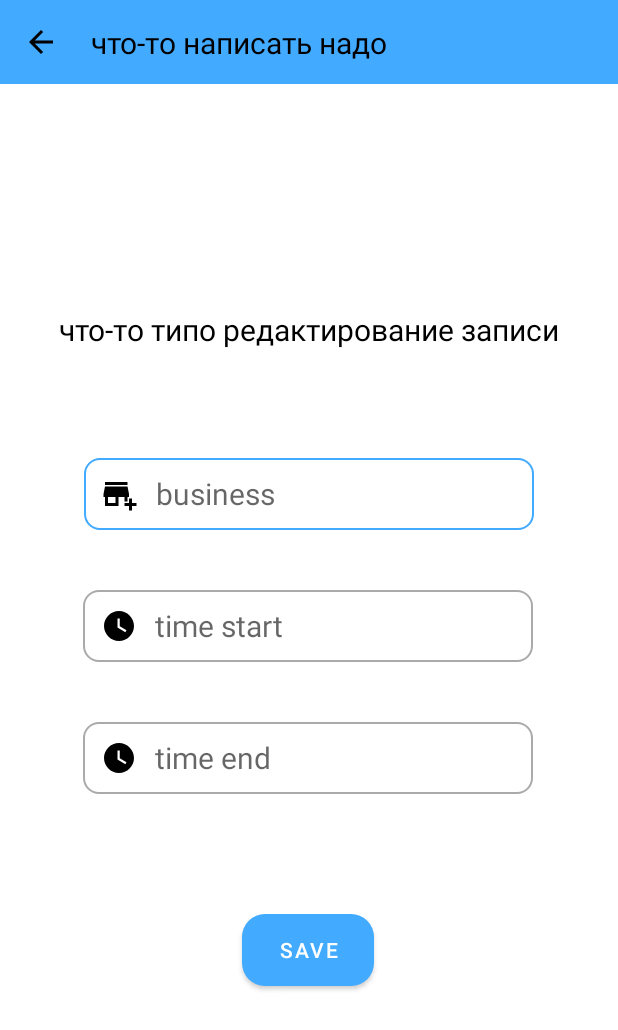
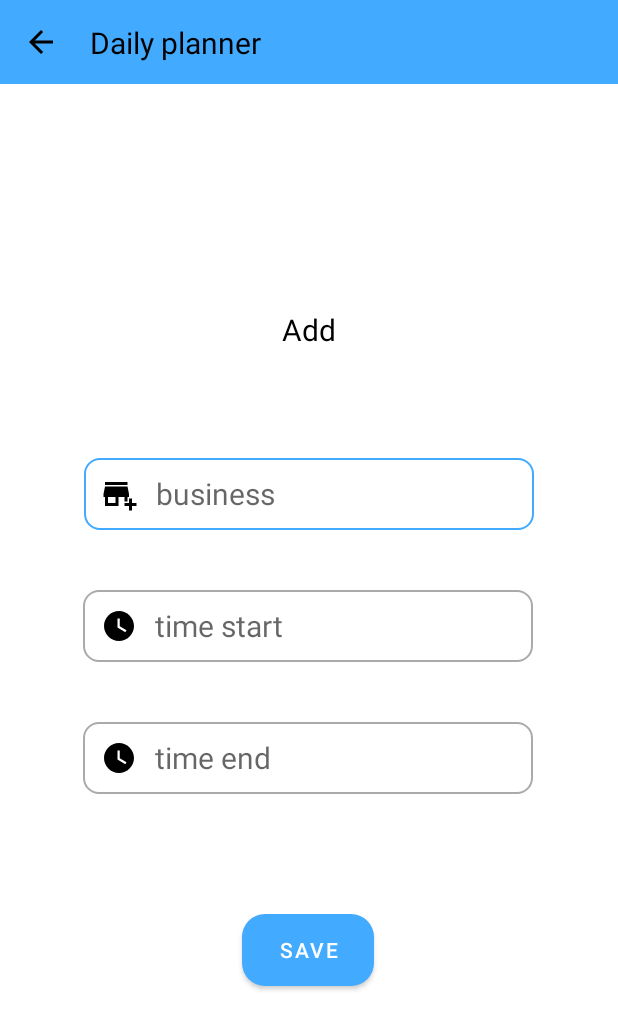
Before and after one commit to nezuko163/dailyPlanner, an Android app: the AddNewThing screen opened directly, with no data from a screen before it, on a phone screen of 412 x 824 dp. Shown: the top 1030 px of the screen. Run offline under Robolectric (Android 15) with nearby library versions, the light colour scheme and no system bars.

Commit message:
нуууууу

```diff
--- a/app/src/main/java/com/example/myapplication/AddNewThing.kt
+++ b/app/src/main/java/com/example/myapplication/AddNewThing.kt
@@ -107,6 +107,9 @@
                 hour_end!!,
                 min_end!!
             )
+            binding.textView4.text = "Redact"
+        } else {
+            binding.textView4.text = "Add"
         }
     }
 
--- a/app/src/main/java/com/example/myapplication/MainActivity.kt
+++ b/app/src/main/java/com/example/myapplication/MainActivity.kt
@@ -59,7 +59,7 @@
                 .putExtra("year", this._year)
                 .putExtra("month", this._month)
                 .putExtra("day", this._day)
-                .putExtra("date", this.selected_date))
+                .putExtra("date", "$_day ${MONTHS[_month!! + 1]}"))
         } else {
             Toast.makeText(this, "выберите дату", Toast.LENGTH_SHORT).show()
         }
--- /dev/null
+++ b/app/src/main/res/drawable/star.xml
@@ -0,0 +1,5 @@
+<vector android:height="24dp" android:tint="#000000"
+    android:viewportHeight="24" android:viewportWidth="24"
+    android:width="24dp" xmlns:android="http://schemas.android.com/apk/res/android">
+    <path android:fillColor="@android:color/white" android:pathData="M12,17.27L18.18,21l-1.64,-7.03L22,9.24l-7.19,-0.61L12,2 9.19,8.63 2,9.24l5.46,4.73L5.82,21z"/>
+</vector>
--- a/app/src/main/res/layout/activity_add_new_thing.xml
+++ b/app/src/main/res/layout/activity_add_new_thing.xml
@@ -71,7 +71,7 @@
         android:layout_marginTop="150dp"
         android:textColor="@color/black"
         android:textSize="20sp"
-        android:text="@string/text_for_beauty_add_new_thing"
+        android:text=""
         app:layout_constraintEnd_toEndOf="parent"
         app:layout_constraintStart_toStartOf="parent"
         app:layout_constraintTop_toBottomOf="@+id/tb"/>
--- a/app/src/main/res/layout/business_item.xml
+++ b/app/src/main/res/layout/business_item.xml
@@ -72,16 +72,16 @@
                 android:textColor="@color/black"
                 android:textSize="16sp"
                 app:layout_constraintBottom_toBottomOf="parent"
-                app:layout_constraintEnd_toStartOf="@id/dots"
+                app:layout_constraintEnd_toStartOf="@id/star"
                 app:layout_constraintTop_toTopOf="parent"/>
 
             <ImageButton
-                android:id="@+id/dots"
+                android:id="@+id/star"
                 android:layout_width="40dp"
                 android:layout_height="match_parent"
                 android:layout_alignParentEnd="false"
                 android:background="@null"
-                android:src="@drawable/dots"
+                android:src="@drawable/star"
                 app:layout_constraintBottom_toBottomOf="parent"
                 app:layout_constraintEnd_toEndOf="parent"
                 app:layout_constraintTop_toTopOf="parent">
--- a/app/src/main/res/values/strings.xml
+++ b/app/src/main/res/values/strings.xml
@@ -2,7 +2,7 @@
     <string name="app_name">My Application</string>
     <string name="number">number</string>
     <string name="select_day">select day</string>
-    <string name="title">что-то написать надо</string>
+    <string name="title">Daily planner</string>
     <string name="text_for_beauty_add_new_thing">что-то типо редактирование записи</string>
     <string name="business">business</string>
     <string name="time">time</string>
```
